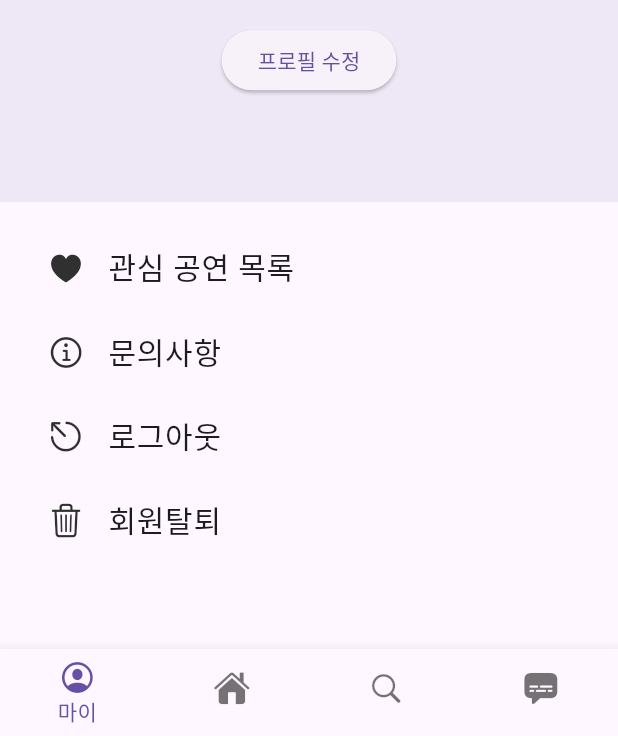
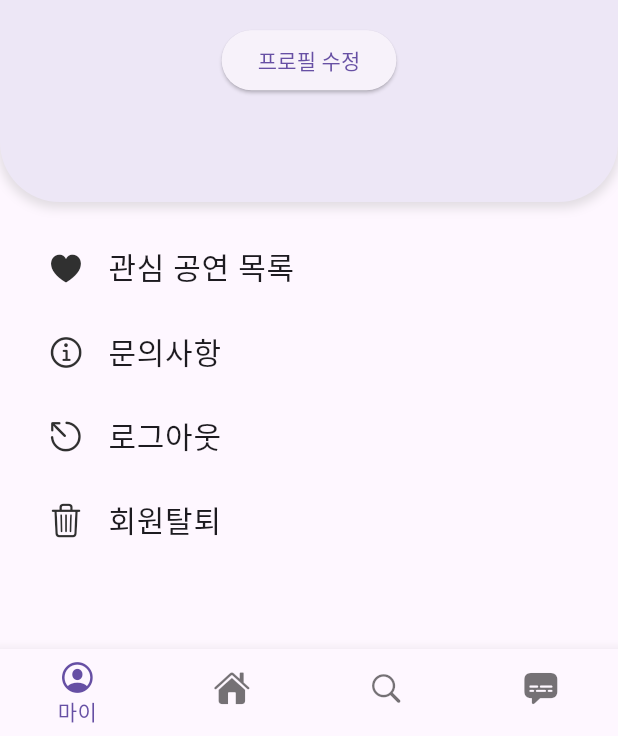
Before and after one commit to 2024-capstone-team119/FE-page, a Flutter app: the MyPage screen opened directly, on a phone screen of 412 x 824 dp, the part 500-1236 px from its top. Run offline on Flutter 3.47's test engine with Material 3 defaults, Android fonts, the phone set to English and light mode, and no system bars; our stand-ins replace card_swiper, fluttertoast, get, image_picker, table_calendar; missing offline and left inert: flutter_validator; Roboto replaces fonts that are missing (Pretendard).

Commit message:
style : 마이페이지 내 정보 위젯 radius 수정

```diff
--- a/allcon/lib/Pages/MyPage/MyProfile.dart
+++ b/allcon/lib/Pages/MyPage/MyProfile.dart
@@ -89,7 +89,21 @@ class MyProfile extends StatelessWidget {
     return Container(
       width: MediaQuery.of(context).size.width,
       height: MediaQuery.of(context).size.height * 0.5,
-      color: Colors.deepPurple[50],
+      decoration: BoxDecoration(
+        color: Colors.deepPurple[50],
+        borderRadius: BorderRadius.only(
+          bottomLeft: Radius.circular(40.0),
+          bottomRight: Radius.circular(40.0),
+        ),
+        boxShadow: [
+          BoxShadow(
+            color: Colors.grey.withOpacity(0.3),
+            spreadRadius: 1,
+            blurRadius: 5,
+            offset: Offset(0, 3), // changes position of shadow
+          ),
+        ],
+      ),
       child: Center(
         child: Column(
           mainAxisAlignment: MainAxisAlignment.center,
```
Also changed, not shown: allcon/pubspec.lock.
